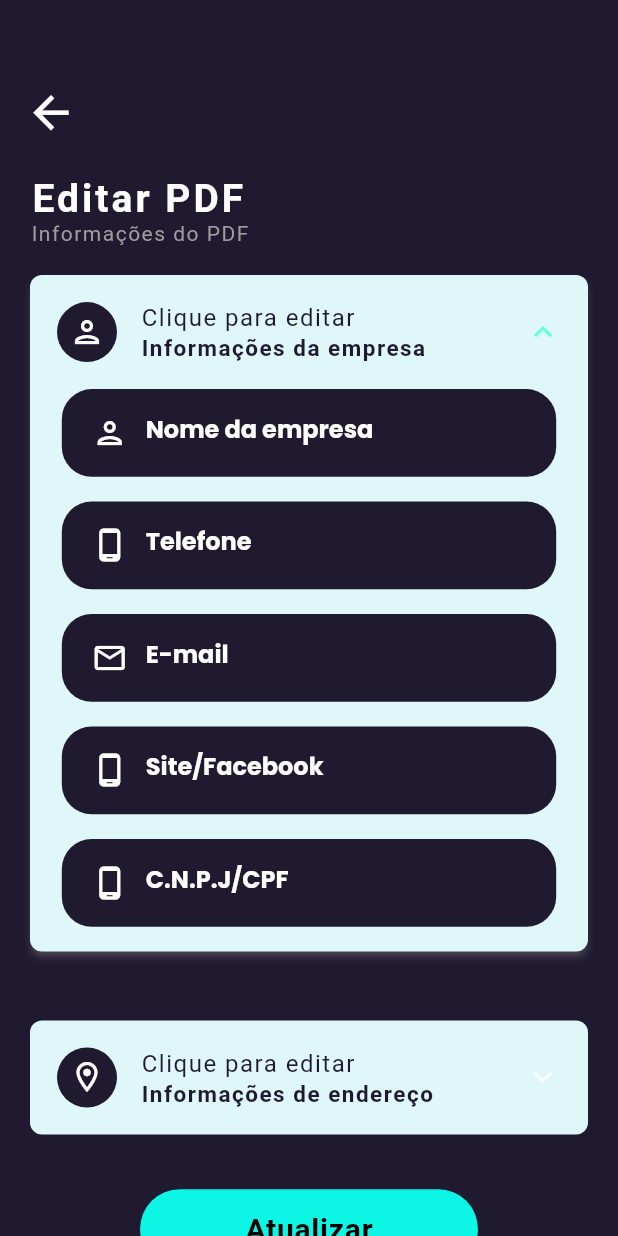
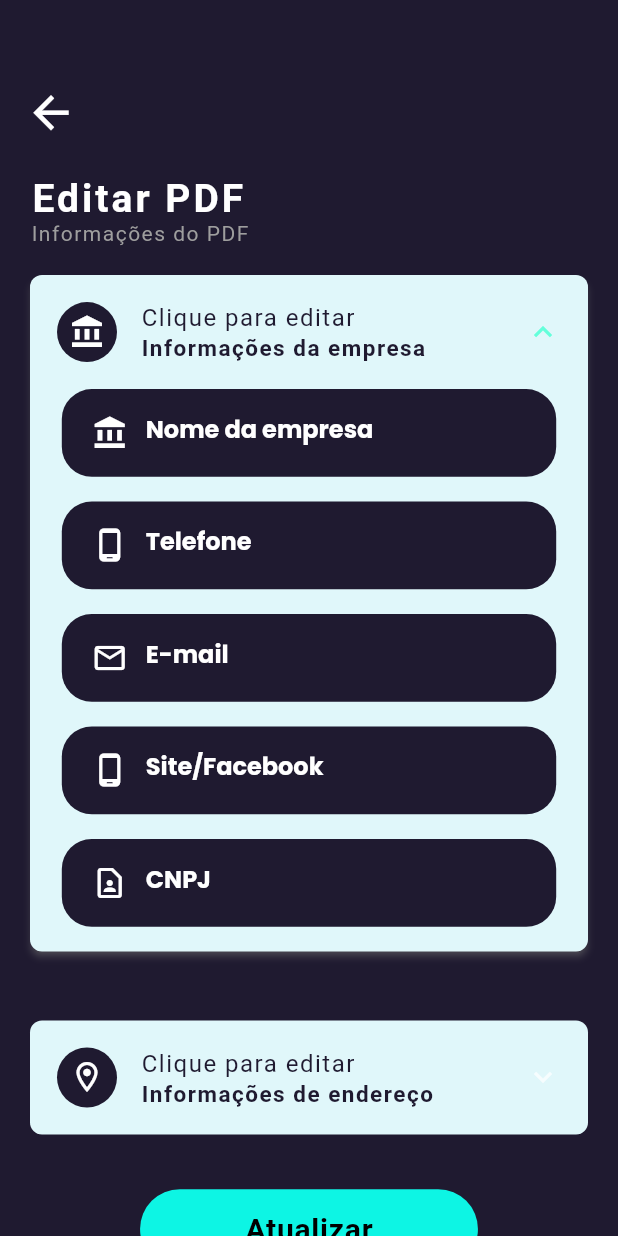
Before and after one commit to brdacon1/budget_flutter, a Flutter app: the PgEditPDF screen opened directly, after a tap on "Clique para editar", on a phone screen of 412 x 824 dp. Run offline on Flutter 3.47's test engine with Material 2 defaults, Android fonts, the phone set to English and light mode, and no system bars; drawn by our look-alikes of expansion_tile_card; our stand-ins replace adaptive_theme, awesome_dialog, badges, cached_network_image, cloud_firestore, extended_masked_text and 12 more; missing offline and left inert: cloud_firestore_web, contact_picker_web, dart:ffi, firebase_auth_web, firebase_core_web, flutter_inapp_purchase and 3 more; accounts and stored records are empty; network calls fail; Roboto replaces fonts that are missing (Heebo); project files that could hold a hidden picture were left out.

Commit message:
Tela de editar o PDF do orçamento

```diff
--- a/lib/Pages/pg_editPDF.dart
+++ b/lib/Pages/pg_editPDF.dart
@@ -22,6 +22,7 @@ enum Gender{
   email,
   phone,
   site,
+  cpf,
   cep,
   rua,
   data,
@@ -33,6 +34,7 @@ TextEditingController _nameText = TextEditingController();
 TextEditingController _phoneText = TextEditingController();
 TextEditingController _emailText = TextEditingController();
 TextEditingController _siteText = TextEditingController();
+TextEditingController _cpfText = TextEditingController();
 TextEditingController _cepText = TextEditingController();
 TextEditingController _ruaText = TextEditingController();
 TextEditingController _cityText = TextEditingController();
@@ -54,6 +56,11 @@ class _PgEditPDF extends State<PgEditPDF> {
 
   var maskFormatter =  MaskTextInputFormatter(
       mask: '(##) #####-####',
+      filter: { "#": RegExp(r'[0-9]') },
+      type: MaskAutoCompletionType.lazy
+  );
+  var maskFormatterCNPJ =  MaskTextInputFormatter(
+      mask: '##.###.###/0001-##',
       filter: { "#": RegExp(r'[0-9]') },
       type: MaskAutoCompletionType.lazy
   );
@@ -136,7 +143,7 @@ class _PgEditPDF extends State<PgEditPDF> {
                               expandedColor: Colors.cyan[50],
                               leading: const CircleAvatar(
                                   backgroundColor: bgColor,
-                                  child: Icon(Icons.person_outlined, color: Colors.white,)),
+                                  child: Icon(Icons.account_balance, color: Colors.white,)),
                               title: Text("Clique para editar",style: GoogleFonts.heebo(
                                   color: bgColor,
                                   fontWeight: FontWeight.normal,
@@ -171,7 +178,7 @@ class _PgEditPDF extends State<PgEditPDF> {
                                       decoration: InputDecoration(
                                         enabledBorder: InputBorder.none,
                                         border:InputBorder.none,
-                                        prefixIcon: Icon(Icons.person_outlined,color: selected == Gender.fullname ? enabledtxt : deaible),
+                                        prefixIcon: Icon(Icons.account_balance,color: selected == Gender.fullname ? enabledtxt : deaible),
                                         hintText: 'Nome da empresa',
                                         hintStyle: TextStyle(
                                           color:  selected == Gender.fullname ? enabledtxt : deaible,
@@ -297,23 +304,23 @@ class _PgEditPDF extends State<PgEditPDF> {
                                     padding: const EdgeInsets.all(8.0),
                                     child:  TextField(
                                       keyboardType: TextInputType.number,
-                                      inputFormatters: [maskFormatter],
-                                      controller: _phoneText,
+                                      inputFormatters: [maskFormatterCNPJ],
+                                      controller: _cpfText,
                                       onTap: (){
                                         setState(() {
-                                          selected = Gender.phone;
+                                          selected = Gender.cpf;
                                         });
                                       },
                                       decoration: InputDecoration(
                                         enabledBorder: InputBorder.none,
                                         border:InputBorder.none,
-                                        prefixIcon: Icon(Icons.phone_android_outlined, color: selected == Gender.phone ? enabledtxt : deaible),
-                                        hintText: 'C.N.P.J/CPF',
+                                        prefixIcon: Icon(Icons.contact_page_outlined, color: selected == Gender.cpf ? enabledtxt : deaible),
+                                        hintText: 'CNPJ',
                                         hintStyle: TextStyle(
-                                          color:  selected == Gender.phone ? enabledtxt : deaible,
+                                          color:  selected == Gender.cpf ? enabledtxt : deaible,
                                         ),
                                       ),
-                                      style:  TextStyle(color:  selected == Gender.phone ? enabledtxt : deaible, fontWeight:FontWeight.bold),
+                                      style:  TextStyle(color:  selected == Gender.cpf ? enabledtxt : deaible, fontWeight:FontWeight.bold),
                                     ),
                                   ),
                                 ),
```
